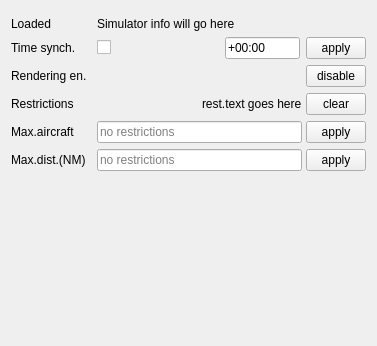
Old version of the form src/blackgui/components/settingssimulatorcomponent.ui in the repository swift-project/pilotclient.
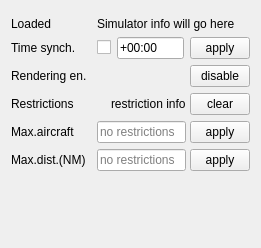
New version of the form. Custom widgets are drawn as their Qt base class.

Commit message: refs #892, init plugin info also after startup * fixes issue when plugin is already loaded * plus some formatting/renaming

Patch:
```diff
--- a/src/blackgui/components/settingssimulatorcomponent.ui
+++ b/src/blackgui/components/settingssimulatorcomponent.ui
@@ -6,8 +6,8 @@
    <rect>
     <x>0</x>
     <y>0</y>
-    <width>377</width>
-    <height>346</height>
+    <width>261</width>
+    <height>248</height>
    </rect>
   </property>
   <property name="windowTitle">
@@ -234,7 +234,7 @@
         <item alignment="Qt::AlignRight">
          <widget class="QLabel" name="lbl_RestrictionText">
           <property name="text">
-           <string>rest.text goes here</string>
+           <string>restriction info</string>
           </property>
          </widget>
         </item>
```
Left out of the diff: 2 changed lines with no effect on the pictures. The commit also changes 2 other files.
